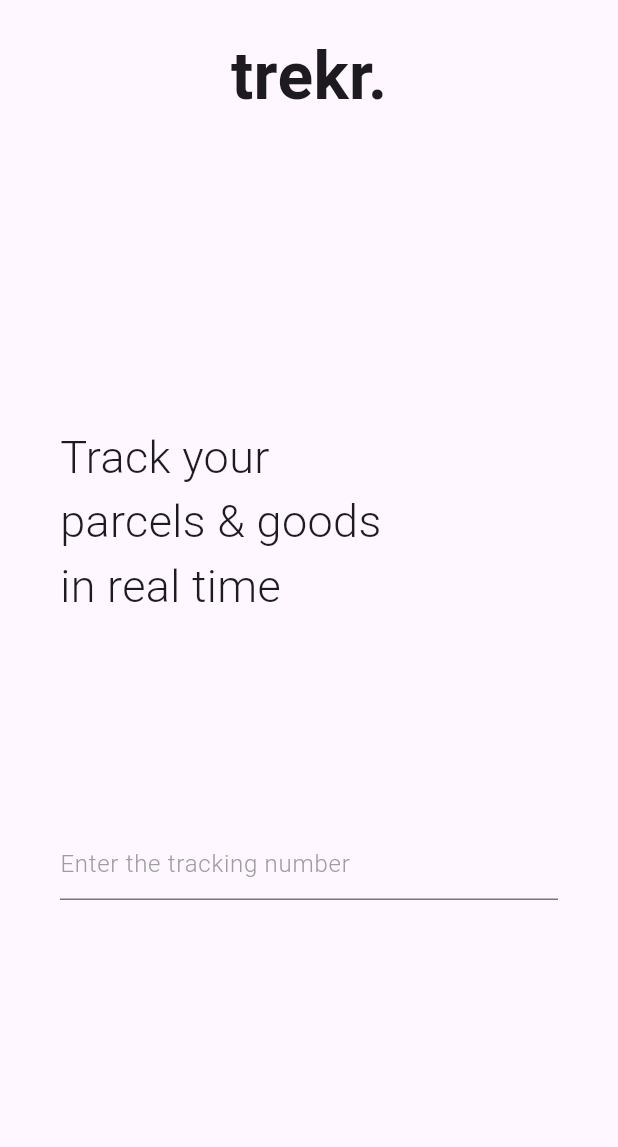
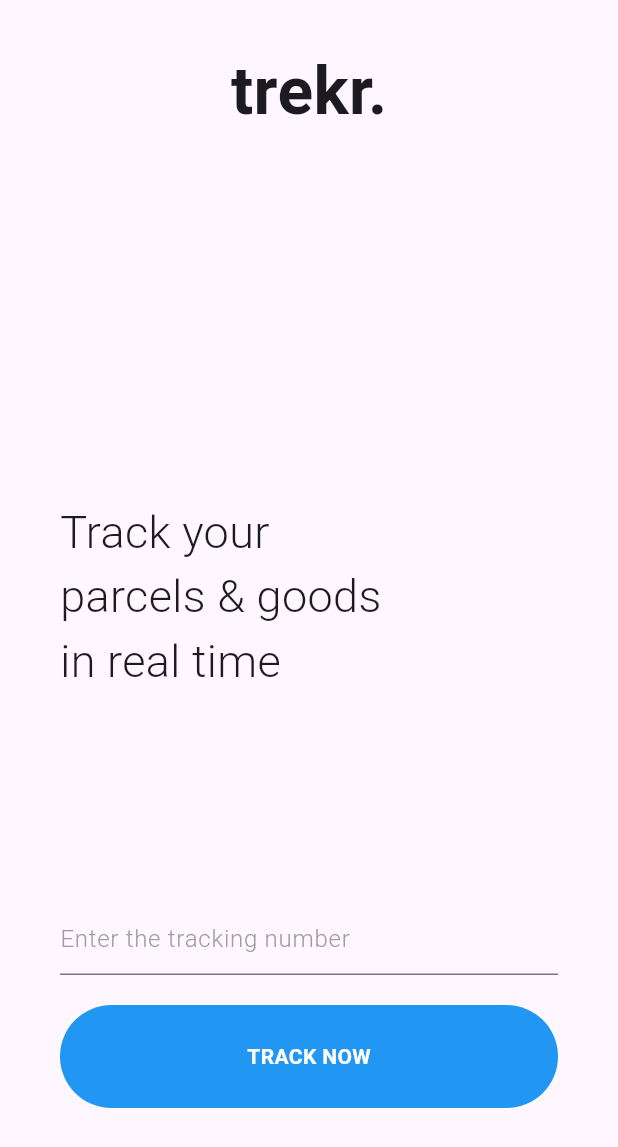
Before and after one commit to tinashemahwenda/trekr, a Flutter app: the screen it shows after launch, on a phone screen of 412 x 824 dp. Shown: the top 1147 px of the screen. Run offline on Flutter 3.47's test engine with Material 3 defaults, Android fonts, the phone set to English and light mode, and no system bars.

Commit message:
created the accept button

```diff
--- a/lib/screens/trekr_search.dart
+++ b/lib/screens/trekr_search.dart
@@ -11,7 +11,7 @@ class TrekrSearch extends StatelessWidget {
         body: SafeArea(
       child: Padding(
         padding: const EdgeInsets.symmetric(
-          vertical: 20.0,
+          vertical: 30.0,
           horizontal: 40.0,
         ),
         child: Column(
@@ -28,7 +28,7 @@ class TrekrSearch extends StatelessWidget {
               ),
             ),
             SizedBox(
-              height: 200,
+              height: 240,
             ),
             //main text
             Text(
@@ -49,8 +49,26 @@ class TrekrSearch extends StatelessWidget {
                     color: Colors.grey,
                     fontWeight: FontWeight.w300,
                   )),
+            ),
+            SizedBox(
+              height: 20,
+            ),
+            //track button
+            Container(
+              width: width,
+              height: height / 12,
+              child: Center(
+                child: Text(
+                  'TRACK NOW',
+                  style: TextStyle(
+                    color: Colors.white,
+                    fontWeight: FontWeight.bold,
+                  ),
+                ),
+              ),
+              decoration: BoxDecoration(
+                  color: Colors.blue, borderRadius: BorderRadius.circular(40)),
             )
-            //track button
           ],
         ),
       ),
```
